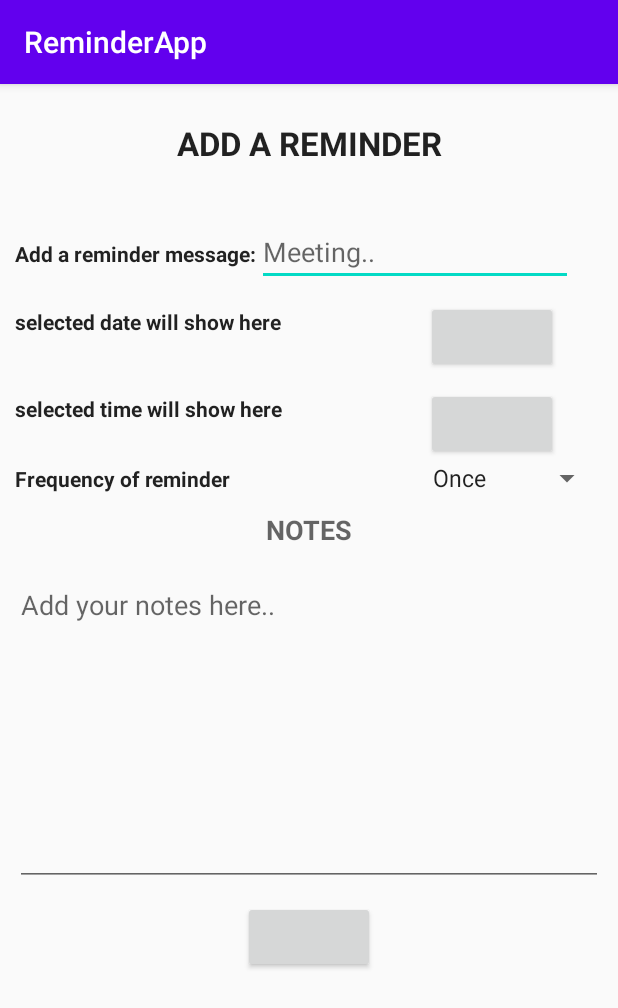
After one commit to bsrcs/YTU_busra-ercelik_semester01_reminderApp, an Android app: the AddReminderActivity screen opened directly, with no data from a screen before it, on a phone screen of 412 x 824 dp. The commit adds this screen. Shown: the top 1008 px of the screen. Run offline under Robolectric (Android 15) with nearby library versions, the phone set to English and light mode, and no system bars.

Commit message:
create two layouts

```diff
--- a/app/src/main/AndroidManifest.xml
+++ b/app/src/main/AndroidManifest.xml
@@ -1,6 +1,7 @@
 <?xml version="1.0" encoding="utf-8"?>
 <manifest xmlns:android="http://schemas.android.com/apk/res/android"
     package="com.busra.reminderapp">
+
     <application
         android:allowBackup="true"
         android:icon="@mipmap/ic_launcher"
@@ -8,12 +9,15 @@
         android:roundIcon="@mipmap/ic_launcher_round"
         android:supportsRtl="true"
         android:theme="@style/AppTheme">
+        <activity android:name=".AddReminderActivity"></activity>
         <activity android:name=".MainActivity">
             <intent-filter>
                 <action android:name="android.intent.action.MAIN" />
+
                 <category android:name="android.intent.category.LAUNCHER" />
             </intent-filter>
         </activity>
+
         <receiver android:name=".MyBroadcastReceiver" />
     </application>
 
--- /dev/null
+++ b/app/src/main/java/com/busra/reminderapp/AddReminderActivity.java
@@ -0,0 +1,158 @@
+package com.busra.reminderapp;
+
+import androidx.appcompat.app.AppCompatActivity;
+
+import android.app.AlarmManager;
+import android.app.DatePickerDialog;
+import android.app.Dialog;
+import android.app.PendingIntent;
+import android.app.TimePickerDialog;
+import android.content.Context;
+import android.content.Intent;
+import android.os.Bundle;
+import android.util.Log;
+import android.view.View;
+import android.widget.ArrayAdapter;
+import android.widget.Button;
+import android.widget.DatePicker;
+import android.widget.EditText;
+import android.widget.Spinner;
+import android.widget.TextView;
+import android.widget.TimePicker;
+import android.widget.Toast;
+
+import com.busra.reminderapp.constants.REMINDER_APP_CONSTANTS;
+import com.busra.reminderapp.dao.ReminderDao;
+import com.busra.reminderapp.model.ReminderModel;
+
+import java.util.Calendar;
+import java.util.UUID;
+
+public class AddReminderActivity extends AppCompatActivity {
+
+    private EditText editTextMessage, editTextNotes;
+    private Button btnSelectDate, btnSelectTime, btnSaveReminder;
+    private TextView textViewSelectedDate, textViewSelectedTime;
+    //dropdown list
+    private Spinner spinnerFrequencyOptions;
+    //values for dropdown
+    private String[] FREQUENCY_OPTIONS = {
+            REMINDER_APP_CONSTANTS.REMINDER_TYPE_ONCE,
+            REMINDER_APP_CONSTANTS.REMINDER_TYPE_MONTHLY,
+            REMINDER_APP_CONSTANTS.REMINDER_TYPE_WEEKLY,
+            REMINDER_APP_CONSTANTS.REMINDER_TYPE_YEARLY
+    };
+    private ReminderModel reminderModel;
+    private Dialog reminderMessageDialog;
+    private AlarmManager alarmManager;
+    private PendingIntent pendingIntent;
+    private int year,month,dayOfMonth,hourOfDay,minute;
+    @Override
+    protected void onCreate(Bundle savedInstanceState) {
+        super.onCreate(savedInstanceState);
+        setContentView(R.layout.activity_add_reminder);
+        editTextMessage = findViewById(R.id.editTextMessage);
+        editTextNotes = findViewById(R.id.editTextNotes);
+        btnSelectDate = findViewById(R.id.btnSelectDate);
+        btnSelectTime = findViewById(R.id.btnSelectTime);
+        btnSaveReminder = findViewById(R.id.btnSaveReminder);
+        textViewSelectedDate = findViewById(R.id.textViewSelectedDate);
+        textViewSelectedTime = findViewById(R.id.textViewSelectedTime);
+        spinnerFrequencyOptions = findViewById(R.id.spinnerFrequencyOptions);
+        ArrayAdapter spinnerAdapter = new ArrayAdapter(this,android.R.layout.simple_spinner_item,FREQUENCY_OPTIONS);
+        spinnerAdapter.setDropDownViewResource(android.R.layout.simple_spinner_dropdown_item);
+        //Setting the ArrayAdapter data on the Spinner
+        spinnerFrequencyOptions.setAdapter(spinnerAdapter);
+        reminderModel = new ReminderModel();
+        alarmManager = (AlarmManager) getSystemService(Context.ALARM_SERVICE);
+        btnSelectDate.setOnClickListener(new View.OnClickListener() {
+            @Override
+            public void onClick(View v) {
+                callDatePicker();
+            }
+        });
+        btnSelectTime.setOnClickListener(new View.OnClickListener() {
+            @Override
+            public void onClick(View v) {
+                callTimePicker();
+            }
+        });
+        btnSaveReminder.setOnClickListener(new View.OnClickListener() {
+            @Override
+            public void onClick(View v) {
+                createReminder();
+            }
+        });
+    }
+
+    private void createReminder() {
+        final Calendar selectedDateAndTime = Calendar.getInstance();
+        selectedDateAndTime.set(this.year,this.month,this.dayOfMonth,this.hourOfDay,this.minute);
+        reminderModel.setId(UUID.randomUUID().toString());
+        reminderModel.setNotes(editTextNotes.getText().toString());
+        reminderModel.setReminderMessage(editTextMessage.getText().toString());
+        reminderModel.setTypeOfReminder((String)spinnerFrequencyOptions.getSelectedItem());
+        reminderModel.setRemindDateTime(selectedDateAndTime.getTimeInMillis());
+        Log.d(REMINDER_APP_CONSTANTS.LOG_LABEL,reminderModel.toString());
+        //add this reminder to the static list
+        ReminderDao.addReminder(reminderModel);
+        //close this activity
+        finish();
+    }
+
+
+    public void callDatePicker() {
+        //create a calender object that has the current time.
+        final Calendar defaultDateAndTimeForDatePicker = Calendar.getInstance();
+        //set up the onclick listener, where we want to call the datepicker and timepicker.
+        //create a datepicker dialog
+        DatePickerDialog datePickerDialog = new DatePickerDialog(AddReminderActivity.this,
+                new DatePickerDialog.OnDateSetListener() {
+                    //the code that executes after the user has selected the date.
+                    @Override
+                    //the parameters reflect the date the user has selected.
+                    public void onDateSet(DatePicker view, int year, int month, int dayOfMonth) {
+                        AddReminderActivity.this.year=year;
+                        AddReminderActivity.this.month=month;
+                        AddReminderActivity.this.dayOfMonth=dayOfMonth;
+                    }
+                },
+                //set the default selected time in the datepicker.
+                defaultDateAndTimeForDatePicker.get(Calendar.YEAR),
+                defaultDateAndTimeForDatePicker.get(Calendar.MONTH),
+                defaultDateAndTimeForDatePicker.get(Calendar.DAY_OF_MONTH));
+        datePickerDialog.getDatePicker().setMinDate(System.currentTimeMillis());
+        datePickerDialog.show();
+    }
+
+    public void callTimePicker() {
+        final Calendar defaultDateAndTimeForDatePicker = Calendar.getInstance();
+        //after selecting and setting the date, we move on to selecting the time.
+        TimePickerDialog timePickerDialog = new TimePickerDialog(AddReminderActivity.this, new TimePickerDialog.OnTimeSetListener() {
+            // the method that gets called upon the successful selection of a time.
+            @Override
+            //the parameters reflect the hour and minute chosen by the user
+            public void onTimeSet(TimePicker view, int hourOfDay, int minute) {
+                //set the dates selected by the user in the variable that we will use later
+                AddReminderActivity.this.hourOfDay=hourOfDay;
+                AddReminderActivity.this.minute=minute;
+            }
+        }, defaultDateAndTimeForDatePicker.get(Calendar.HOUR_OF_DAY),
+                defaultDateAndTimeForDatePicker.get(Calendar.MINUTE), true);
+        timePickerDialog.show();
+    }
+
+    //actually set the reminder
+    private void setReminder(ReminderModel reminderModel) {
+        //create an intent to call the broadcastreciever
+        Intent alarmIntent = new Intent(AddReminderActivity.this, MyBroadcastReceiver.class);
+        //set the reminder message in the intent
+        alarmIntent.putExtra(REMINDER_APP_CONSTANTS.INTENT_DATA_KEY_NAME, reminderModel.getReminderMessage());
+        //create an pending intent from the normal intent above
+        pendingIntent = PendingIntent.getBroadcast(AddReminderActivity.this, 0, alarmIntent, 0);
+        //set the alarm with the pending intent
+        //use selectedDateAndTime to get the interval after which the alarm will be triggered
+        alarmManager.setExact(AlarmManager.RTC_WAKEUP, reminderModel.getRemindDateTime(), pendingIntent);
+    }
+
+}
--- /dev/null
+++ b/app/src/main/res/layout/activity_add_reminder.xml
@@ -0,0 +1,157 @@
+<?xml version="1.0" encoding="utf-8"?>
+<LinearLayout xmlns:android="http://schemas.android.com/apk/res/android"
+    xmlns:tools="http://schemas.android.com/tools"
+    android:layout_width="match_parent"
+    android:layout_height="match_parent"
+    android:layout_marginTop="10dp"
+    android:layout_marginRight="10dp"
+    android:layout_marginLeft="10dp"
+    android:orientation="vertical">
+
+    <LinearLayout
+        android:layout_width="match_parent"
+        android:layout_height="wrap_content"
+        android:gravity="center">
+
+        <TextView
+            android:layout_width="match_parent"
+            android:layout_height="match_parent"
+            android:layout_marginTop="20dp"
+            android:layout_marginBottom="30dp"
+            android:text="ADD A REMINDER"
+            android:textAlignment="center"
+            android:textAppearance="@style/TextAppearance.AppCompat.Large"
+            android:textStyle="bold" />
+    </LinearLayout>
+
+    <LinearLayout
+        android:layout_width="match_parent"
+        android:layout_height="wrap_content">
+
+        <TextView
+            android:id="@+id/textView"
+            android:layout_width="wrap_content"
+            android:layout_height="wrap_content"
+            android:layout_weight="1"
+            android:text="Add a reminder message: "
+            android:textAlignment="viewStart"
+            android:textAppearance="@style/TextAppearance.AppCompat.Body1"
+            android:textStyle="bold" />
+
+        <EditText
+            android:id="@+id/editTextMessage"
+            android:layout_width="wrap_content"
+            android:layout_height="wrap_content"
+            android:layout_marginRight="20dp"
+            android:layout_weight="1"
+            android:ems="10"
+            android:hint="Meeting.."
+            android:inputType="textShortMessage" />
+    </LinearLayout>
+
+    <LinearLayout
+        android:layout_width="match_parent"
+        android:layout_height="wrap_content">
+
+        <TextView
+            android:id="@+id/textViewSelectedDate"
+            android:layout_width="wrap_content"
+            android:layout_height="wrap_content"
+            android:layout_weight="1"
+            android:text="selected date will show here"
+            android:textAlignment="viewStart"
+            android:textStyle="bold"
+            android:textAppearance="@style/TextAppearance.AppCompat.Body1" />
+
+        <Button
+            android:id="@+id/btnSelectDate"
+            android:layout_width="wrap_content"
+            android:layout_height="wrap_content"
+            android:layout_marginTop="10dp"
+            android:layout_marginRight="30dp"
+            tools:text="Choose Date" />
+    </LinearLayout>
+
+    <LinearLayout
+        android:layout_width="match_parent"
+        android:layout_height="wrap_content">
+
+        <TextView
+            android:id="@+id/textViewSelectedTime"
+            android:layout_width="wrap_content"
+            android:layout_height="wrap_content"
+            android:layout_weight="1"
+            android:text="selected time will show here"
+            android:textAlignment="viewStart"
+            android:textAppearance="@style/TextAppearance.AppCompat.Body1"
+            android:textStyle="bold" />
+
+        <Button
+            android:id="@+id/btnSelectTime"
+            android:layout_width="wrap_content"
+            android:layout_height="wrap_content"
+            android:layout_marginTop="10dp"
+            android:layout_marginRight="30dp"
+            tools:text="Choose Time" />
+    </LinearLayout>
+
+    <LinearLayout
+        android:layout_width="match_parent"
+        android:layout_height="wrap_content">
+
+        <TextView
+            android:id="@+id/textViewFrequencyLabel"
+            android:layout_width="wrap_content"
+            android:layout_height="wrap_content"
+            android:layout_weight="1"
+            android:text="Frequency of reminder"
+            android:textAlignment="viewStart"
+            android:textAppearance="@style/TextAppearance.AppCompat.Body1"
+            android:textStyle="bold" />
+
+        <Spinner
+            android:id="@+id/spinnerFrequencyOptions"
+            android:layout_width="wrap_content"
+            android:layout_height="wrap_content" />
+    </LinearLayout>
+
+    <LinearLayout
+        android:layout_width="match_parent"
+        android:layout_height="250dp"
+        android:layout_marginTop="10dp"
+        android:layout_marginBottom="10dp"
+        android:gravity="center"
+        android:orientation="vertical"
+        >
+        <TextView
+            android:layout_width="wrap_content"
+            android:layout_height="wrap_content"
+            android:text="NOTES"
+            android:textStyle="bold"
+            android:layout_marginBottom="15dp"
+            android:textAppearance="@style/TextAppearance.AppCompat.Medium"
+            />
+        <EditText
+            android:id="@+id/editTextNotes"
+            android:layout_width="match_parent"
+            android:layout_height="match_parent"
+            android:layout_weight="1"
+            android:ems="10"
+            android:gravity="start|top"
+            android:hint="Add your notes here.."
+            android:inputType="textMultiLine" />
+    </LinearLayout>
+
+    <LinearLayout
+        android:layout_width="match_parent"
+        android:layout_height="wrap_content"
+        android:gravity="center"
+        android:orientation="horizontal">
+
+        <Button
+            android:id="@+id/btnSaveReminder"
+            android:layout_width="wrap_content"
+            android:layout_height="wrap_content"
+            tools:text="Add reminder" />
+    </LinearLayout>
+</LinearLayout>
--- a/app/src/main/res/layout/activity_main.xml
+++ b/app/src/main/res/layout/activity_main.xml
@@ -23,6 +23,6 @@
         android:layout_marginStart="16dp"
         android:layout_marginTop="16dp"
         android:layout_marginEnd="16dp"
-        android:text="@string/add_alarm" />
+        android:text="Create reminder" />
 
 </RelativeLayout>
```
Also changed, not shown: app/src/main/java/com/busra/reminderapp/MainActivity.java (+11 -101 lines), app/src/main/java/com/busra/reminderapp/constants/REMINDER_APP_CONSTANTS.java (+6 -2 lines), app/src/main/java/com/busra/reminderapp/dao/ReminderDao.java (added, +18 -0 lines), app/src/main/java/com/busra/reminderapp/model/ReminderModel.java (+31 -22 lines).
